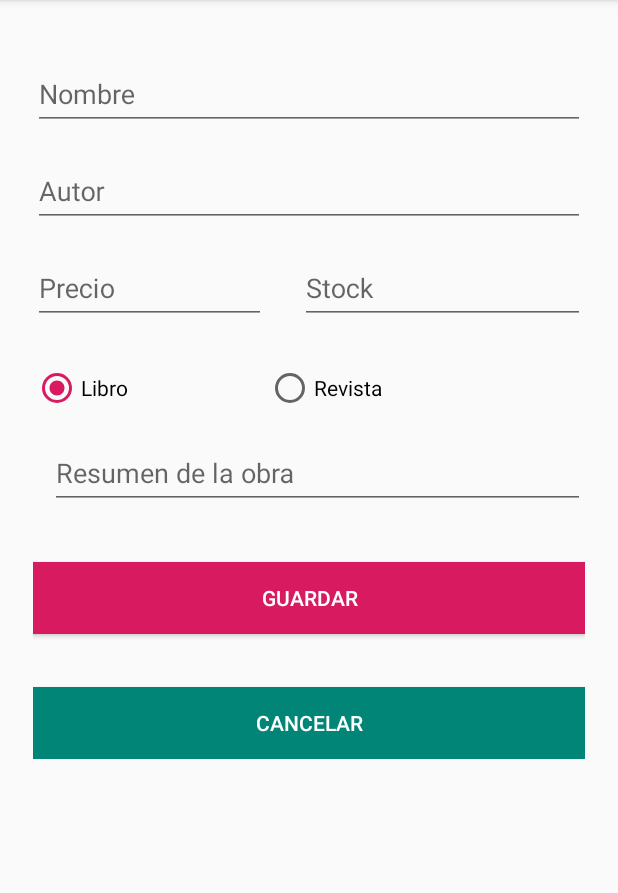
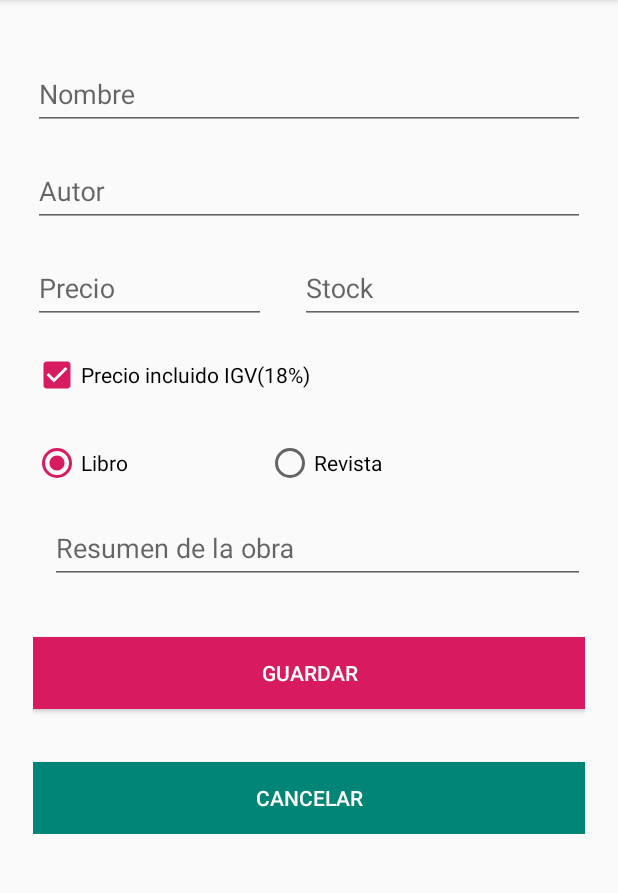
Before and after one commit to Emermv/android-pc1-upc, an Android app: the screen it shows after launch (MainActivity), after a tap on an icon or button, on a phone screen of 412 x 824 dp, the part 84-977 px from its top. Run offline under Robolectric (Android 15) with nearby library versions, the phone set to English and light mode, and no system bars.

Commit message:
IGV added

```diff
--- a/app/src/main/java/com/pc1/store/Book.java
+++ b/app/src/main/java/com/pc1/store/Book.java
@@ -56,7 +56,7 @@ return books;
     public com.pc1.entity.Book get(int id){
         SQLiteDatabase db=getRead();
         Cursor cursor=db.query("book",
-                new String[]{"id,name,autor,price,stock,type,description"},
+                new String[]{"id,name,autor,price,stock,type,description","has_igv"},
                 "id=?",new String[]{
                 ""+id
         },null,null,null);
@@ -69,6 +69,7 @@ return books;
             b.setDescription(cursor.getString(6));
             b.setStock(cursor.getInt(4));
             b.setType(cursor.getInt(5));
+            b.setHas_igv(cursor.getInt(7));
         }
         return b;
     }
--- a/app/src/main/java/com/pc1/store/Db.java
+++ b/app/src/main/java/com/pc1/store/Db.java
@@ -16,7 +16,7 @@ public class Db extends SQLiteOpenHelper {
         db.execSQL("CREATE TABLE book(" +
                 "id integer not null primary key AUTOINCREMENT," +
                 "name varchar(250),autor varchar(100),price decimal(11,2)," +
-                "stock integer,type integer,description text,created_at datetime default current_timestamp)");
+                "stock integer,has_igv integer default 0,type integer,description text,created_at datetime default current_timestamp)");
     }
     public void onUpgrade(SQLiteDatabase db, int oldVersion, int newVersion) {
         // This database is only a cache for online data, so its upgrade policy is
--- a/app/src/main/res/layout/fragment_form.xml
+++ b/app/src/main/res/layout/fragment_form.xml
@@ -89,7 +89,13 @@
               android:tooltipText="Categoría"
               android:layout_width="fill_parent"
               android:layout_height="wrap_content" /-->
-
+          <CheckBox
+              android:id="@+id/has_igv"
+              android:layout_marginTop="8pt"
+              android:layout_width="match_parent"
+              android:text="Precio incluido IGV(18%)"
+              android:checked="true"
+              android:layout_height="wrap_content" />
           <RadioGroup
               android:id="@+id/type"
               android:layout_marginTop="12pt"
@@ -111,6 +117,7 @@
                   android:checked="false"
                   android:layout_height="wrap_content" />
           </RadioGroup>
+
           <android.support.design.widget.TextInputLayout
 
 
--- a/app/src/main/res/values/strings.xml
+++ b/app/src/main/res/values/strings.xml
@@ -8,4 +8,7 @@
     <string name="congratulations">Congratulations</string>
     <string name="success_body">Transaction is successful</string>
     <string name="done">Done</string>
+
+    <!-- TODO: Remove or change this placeholder text -->
+    <string name="hello_blank_fragment">Hello blank fragment</string>
 </resources>
```
Also changed, not shown: app/src/main/java/com/pc1/entity/Book.java (+9 -1 lines), app/src/main/java/com/pc1/fragments/Form.java (+24 -3 lines).
